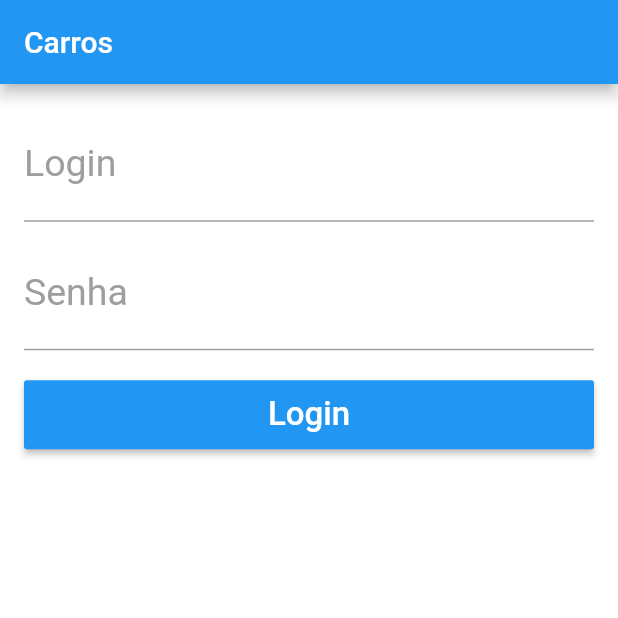
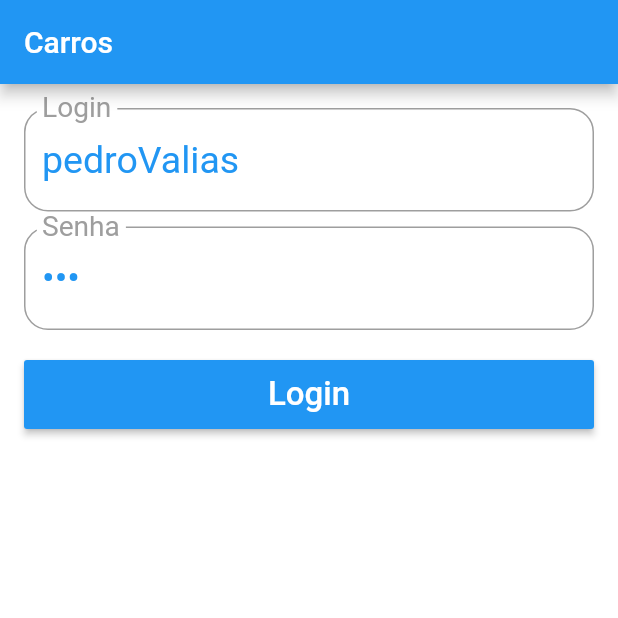
Before and after one commit to pedrovalias/carros_flutter_repo, a Flutter app: the screen it shows after launch, after a tap on "Login", on a phone screen of 412 x 824 dp, the top half of it. Run offline on Flutter 3.47's test engine with Material 2 defaults, Android fonts, the phone set to English and light mode, and no system bars.

Commit message:
Comunicacao parcial com webservice login

```diff
--- /dev/null
+++ b/lib/pages/home_page.dart
@@ -0,0 +1,24 @@
+import 'package:flutter/material.dart';
+
+class HomePage extends StatelessWidget {
+  @override
+  Widget build(BuildContext context) {
+    return Scaffold(
+      appBar: AppBar(
+        title: Text("Carros"),
+      ),
+      body: _body(),
+    );
+  }
+
+  _body() {
+    return Center(
+      child: Text(
+        "Pedro",
+        style: TextStyle(
+          fontSize: 22,
+        ),
+      ),
+    );
+  }
+}
--- /dev/null
+++ b/lib/pages/login_api.dart
@@ -0,0 +1,41 @@
+import 'dart:convert';
+// declara a biblioteca e atribui uma variavel para chamar
+import 'package:http/http.dart' as http;
+
+// classe simples que vai encapsular a lógica para chamar o webservice
+class LoginApi {
+  // Metodo estatico que vai retornar um boolean
+  static Future<bool> login(String login, String senha) async {
+    var url = 'https://carros-springboot.herokuapp.com/api/v2/login';
+
+    // Configuracao
+    Map<String, String> headers = {"Content-Type": "application/json"};
+
+    Map parametros = {"username": login, "password": senha, headers: headers};
+
+    // Converte o hashmap para string
+    String s = json.encode(parametros);
+    print("> $s");
+
+    // Retorna a resposta do post no webservice
+    var response = await http.post(url,
+        // passa a string para o body
+        body: s,
+        headers: headers);
+
+    // Imprime o status code da resposta do webservice
+    print('Response status: ${response.statusCode}');
+    // Imprime o JASON de resposta
+    print('Response body: ${response.body}');
+
+    Map mapResponse = json.decode(response.body);
+
+    String nome = mapResponse["nome"];
+    String email = mapResponse["email"];
+
+    print("Nome: $nome");
+    print("Email: $email");
+
+    return true;
+  }
+}
--- a/lib/pages/login_page.dart
+++ b/lib/pages/login_page.dart
@@ -1,8 +1,29 @@
+import 'package:carros_flutter/pages/home_page.dart';
+import 'package:carros_flutter/pages/login_api.dart';
+import 'package:carros_flutter/pages/utils/nav.dart';
+import 'package:carros_flutter/widget/app_button.dart';
+import 'package:carros_flutter/widget/app_text.dart';
 import 'package:flutter/material.dart';
 
-class LoginPage extends StatelessWidget {
-  final _tLogin = TextEditingController();
-  final _tSenha = TextEditingController();
+class LoginPage extends StatefulWidget {
+  @override
+  _LoginPageState createState() => _LoginPageState();
+}
+
+class _LoginPageState extends State<LoginPage> {
+  final _formKey = GlobalKey<FormState>();
+
+  final _tLogin = TextEditingController(text: "pedroValias");
+
+  final _tSenha = TextEditingController(text: "123");
+
+  final _focusSenha = FocusNode();
+
+  // Chamado na inicializacao
+  @override
+  void initState() {
+    super.initState();
+  }
 
   @override
   Widget build(BuildContext context) {
@@ -15,64 +36,82 @@ class LoginPage extends StatelessWidget {
   }
 
   _body() {
-    return Container(
+    return Form(
+      key: _formKey,
+      child: Container(
         padding: EdgeInsets.all(16),
         child: ListView(
           children: <Widget>[
-          _text("Login", "Digite o login", controller: _tLogin),
+            AppText(
+              "Login",
+              "Digite o login",
+              controller: _tLogin,
+              validator: _validateLogin,
+              keyboardType: TextInputType.emailAddress,
+              nextFocus: _focusSenha,
+            ),
             SizedBox(height: 10),
-          _text("Senha", "Digite a senha", password: true, controller: _tSenha),
+            AppText(
+              "Senha",
+              "Digite a senha",
+              controller: _tSenha,
+              password: true,
+              validator: _validateSenha,
+              keyboardType: TextInputType.number,
+              textInputAction: TextInputAction.next,
+              focusNode: _focusSenha,
+            ),
             SizedBox(height: 20),
-          _button("Login", _onClickLogin),
+            AppButton(
+              "Login",
+              onPressed: _onClickLogin,
+            ),
           ],
-      ),
-    );
-  }
-
-  _onClickLogin() {
-    String login = _tLogin.text;
-    String senha = _tSenha.text;
-
-    print("Login: $login, Senha: $senha");
-  }
-
-  _text(String label, String hint,
-      {bool password = false, TextEditingController controller}) {
-    return TextFormField(
-      controller: controller,
-      obscureText: password,
-      style: TextStyle(
-        fontSize: 25,
-        color: Colors.blue,
-      ),
-      decoration: InputDecoration(
-        labelText: label,
-        labelStyle: TextStyle(
-          fontSize: 25,
-          color: Colors.grey,
-        ),
-        hintText: hint,
-        hintStyle: TextStyle(
-          fontSize: 16,
         ),
       ),
     );
   }
 
-  _button(String text, Function onPressed) {
-    return Container(
-      height: 46,
-      child: RaisedButton(
-        color: Colors.blue,
-        child: Text(
-          text,
-          style: TextStyle(
-            color: Colors.white,
-            fontSize: 22,
-          ),
-        ),
-        onPressed: onPressed,
-      ),
-    );
+  _onClickLogin() async {
+    // bool _formOk = _formKey.currentState.validate();
+    if (!_formKey.currentState.validate()) {
+      return;
+    }
+
+    String login = _tLogin.text;
+    String senha = _tSenha.text;
+
+    print("Login: $login, Senha: $senha");
+
+    bool ok = await LoginApi.login(login, senha);
+
+    if (ok) {
+      push(context, HomePage());
+    } else {
+      print("Login incorreto");
     }
   }
+
+  String _validateLogin(String text) {
+    if (text.isEmpty) {
+      return "Digite o login";
+    }
+    return null;
+  }
+
+  String _validateSenha(String text) {
+    if (text.isEmpty) {
+      return "Digite a senha";
+    }
+    if (text.length < 3) {
+      return "A senha deve conter pelo menos 3 caracteres";
+    }
+    return null;
+  }
+
+  // Metodo responsavel por gerenciar a memoria das telas
+  @override
+  void dispose() {
+    super.dispose();
+  }
+}
--- /dev/null
+++ b/lib/pages/utils/nav.dart
@@ -0,0 +1,9 @@
+import 'package:flutter/cupertino.dart';
+import 'package:flutter/material.dart';
+
+Future push(BuildContext context, Widget page) {
+  return Navigator.push(context,
+      MaterialPageRoute(builder: (BuildContext context) {
+    return page;
+  }));
+}
--- /dev/null
+++ b/lib/widget/app_button.dart
@@ -0,0 +1,27 @@
+import 'package:flutter/material.dart';
+
+class AppButton extends StatelessWidget {
+  String text;
+  Function onPressed;
+
+  // Construtor
+  AppButton(this.text, {this.onPressed});
+
+  @override
+  Widget build(BuildContext context) {
+    return Container(
+      height: 46,
+      child: RaisedButton(
+        color: Colors.blue,
+        child: Text(
+          text,
+          style: TextStyle(
+            color: Colors.white,
+            fontSize: 22,
+          ),
+        ),
+        onPressed: onPressed,
+      ),
+    );
+  }
+}
--- /dev/null
+++ b/lib/widget/app_text.dart
@@ -0,0 +1,58 @@
+import 'package:flutter/material.dart';
+
+class AppText extends StatelessWidget {
+  String label;
+  String hint;
+  bool password;
+  TextEditingController controller;
+  FormFieldValidator<String> validator;
+  TextInputType keyboardType;
+  TextInputAction textInputAction;
+  FocusNode focusNode;
+  FocusNode nextFocus; // inventado
+
+  AppText(
+    this.label,
+    this.hint, {
+    this.password = false,
+    this.controller,
+    this.validator,
+    this.keyboardType,
+    this.textInputAction,
+    this.focusNode,
+    this.nextFocus,
+  });
+
+  @override
+  Widget build(BuildContext context) {
+    return TextFormField(
+      controller: controller,
+      obscureText: password,
+      validator: validator,
+      keyboardType: keyboardType,
+      textInputAction: textInputAction,
+      focusNode: focusNode,
+      onFieldSubmitted: (String text) {
+        if (nextFocus != null) {
+          FocusScope.of(context).requestFocus(nextFocus);
+        }
+      },
+      style: TextStyle(
+        fontSize: 25,
+        color: Colors.blue,
+      ),
+      decoration: InputDecoration(
+        border: OutlineInputBorder(borderRadius: BorderRadius.circular(16)),
+        labelText: label,
+        labelStyle: TextStyle(
+          fontSize: 25,
+          color: Colors.grey,
+        ),
+        hintText: hint,
+        hintStyle: TextStyle(
+          fontSize: 16,
+        ),
+      ),
+    );
+  }
+}
--- a/pubspec.yaml
+++ b/pubspec.yaml
@@ -23,6 +23,8 @@ environment:
 dependencies:
   flutter:
     sdk: flutter
+
+  http: ^0.12.2
 
 
   # The following adds the Cupertino Icons font to your application.
```
Also changed, not shown: pubspec.lock. Lines whose indentation alone changed are shown as unchanged.
